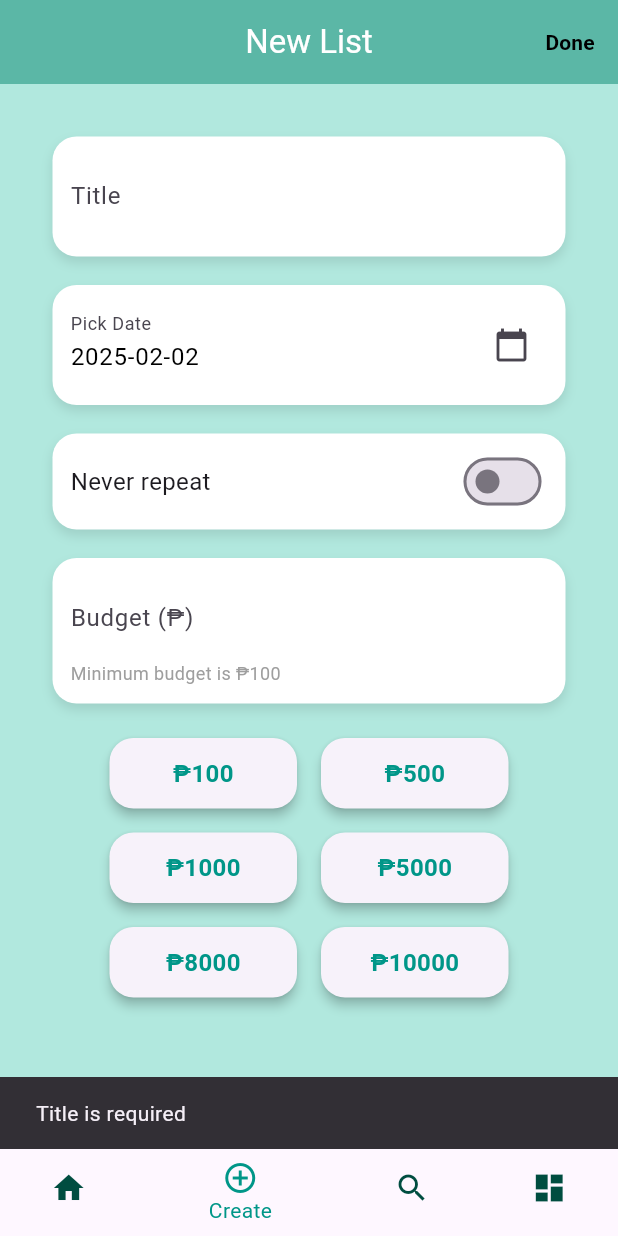
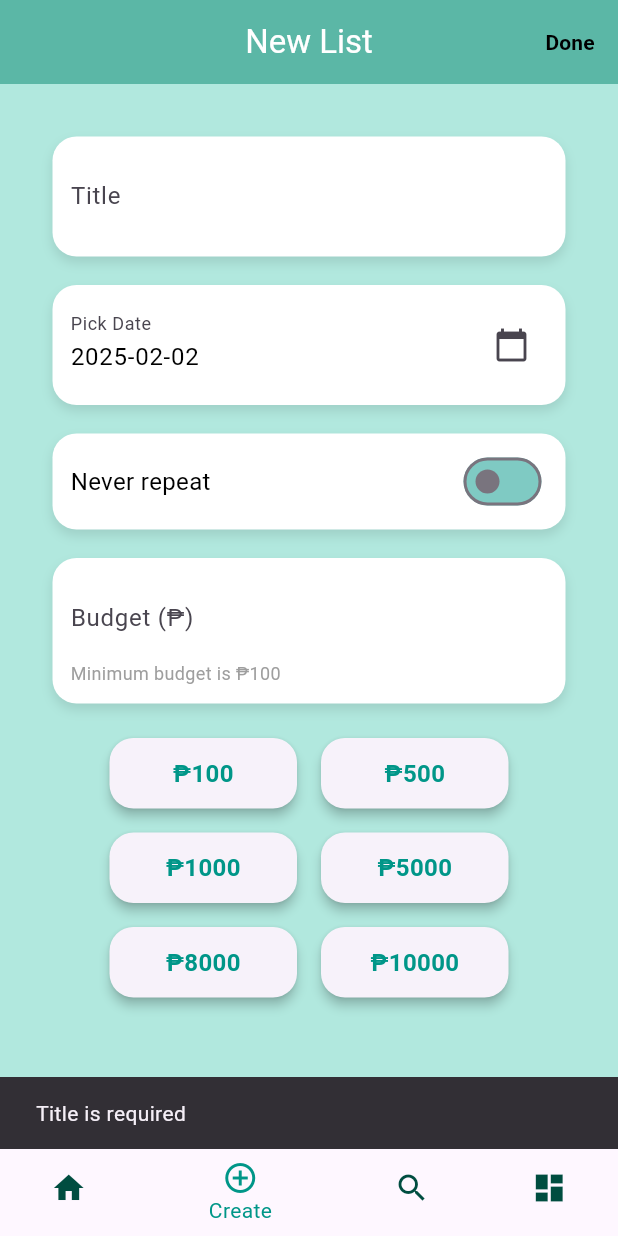
Before and after one commit to leviticuz/budgy, a Flutter app: the HomePage screen opened directly, item 2 of the bottom bar chosen, after a tap on "Done", on a phone screen of 412 x 824 dp. Run offline on Flutter 3.47's test engine with Material 3 defaults, Android fonts, the phone set to English and light mode, and no system bars; our stand-ins replace firebase_core, firebase_database, fl_chart, fluttertoast, lottie, shared_preferences and 1 more; accounts and stored records are empty.

Commit message:
Recurring and Scheduled List Filter Added and also cards on searchbarin, edited

```diff
--- a/lib/createList.dart
+++ b/lib/createList.dart
@@ -12,6 +12,7 @@ class CreateTab extends StatefulWidget {
   final Function(DateTime) onDatePicked;
   final VoidCallback onSelectDate;
   final bool isNewList;
+  final bool isWeekly;
 
   CreateTab({
     required this.titleController,
@@ -21,6 +22,7 @@ class CreateTab extends StatefulWidget {
     required this.onDatePicked,
     required this.onSelectDate,
     required this.isNewList,
+    required this.isWeekly,
   });
 
   @override
@@ -35,6 +37,7 @@ class _CreateTabState extends State<CreateTab> {
   @override
   void initState() {
     super.initState();
+    _isWeekly = widget.isWeekly;
     if (!widget.isNewList) {
       _loadData();
     } else {
@@ -84,6 +87,7 @@ class _CreateTabState extends State<CreateTab> {
                 items: [],
                 selectedDate: DateTime.now(),
                 creationDate: DateTime.now(),
+                weekly: _isWeekly,
               );
 
               Navigator.pop(context, updatedItem);
@@ -201,16 +205,30 @@ class _CreateTabState extends State<CreateTab> {
                         children: [
                           Text(
                             _isWeekly ? "Repeat weekly" : "Never repeat",
-                            style: TextStyle(fontSize: 16),
+                            style: TextStyle(
+                              fontSize: 16,
+                              color: widget.isNewList ? Colors.black : Colors.grey, // Make text gray if read-only
                             ),
-                          Switch(
+                          ),
+                          IgnorePointer(
+                            ignoring: !widget.isNewList, // Disable switch if it's not a new list
+                            child: Opacity(
+                              opacity: widget.isNewList ? 1.0 : 0.5, // Reduce opacity when disabled
+                              child: Switch(
                                 value: _isWeekly,
                                 onChanged: (bool value) {
                                   setState(() {
                                     _isWeekly = value;
                                   });
                                 },
-                            activeColor: Colors.teal,
+                                activeColor: widget.isNewList ? Colors.teal : Colors.grey, // Gray color when disabled
+                                trackColor: WidgetStateProperty.resolveWith<Color>(
+                                      (Set<WidgetState> states) {
+                                    return widget.isNewList ? Colors.teal.withOpacity(0.5) : Colors.grey;
+                                  },
+                                ),
+                              ),
+                            ),
                           ),
                         ],
                       ),
--- a/lib/homePage.dart
+++ b/lib/homePage.dart
@@ -26,6 +26,7 @@ class _HomePageState extends State<HomePage> {
   int _selectedIndex = 0;
   DateTime? _lastPressedTime;
   Map<String, int> frequentlyBoughtItems = {};
+  bool _isWeekly = false;
 
   @override
   void initState() {
@@ -51,7 +52,7 @@ class _HomePageState extends State<HomePage> {
     }
   }
 
-  void _addItemToList(String title, double budget, DateTime date) async {
+  void _addItemToList(String title, double budget, DateTime date, bool isWeekly) async {
     await SharedPrefsHelper.saveBudget(budget, date);
 
     setState(() {
@@ -62,6 +63,7 @@ class _HomePageState extends State<HomePage> {
         items: [],
         selectedDate: DateTime.now(),
         creationDate: DateTime.now(),
+        weekly: isWeekly, // Pass isWeekly
       ));
       _saveItems();
       _selectedIndex = 0;
@@ -143,6 +145,7 @@ class _HomePageState extends State<HomePage> {
                   setState(() => item.date = pickedDate),
               onSelectDate: () => _selectDate(context),
               isNewList: false,
+              isWeekly: item.weekly,
             ),
       ),
     );
@@ -260,7 +263,7 @@ class _HomePageState extends State<HomePage> {
     final confirm = await _confirmDateBeforeCreate(context);
     if (!confirm) return;
 
-    _addItemToList(_titleController.text, budget, _selectedDate);
+    _addItemToList(_titleController.text, budget, _selectedDate, _isWeekly);
   }
 
   Widget _currentPage() {
@@ -278,6 +281,7 @@ class _HomePageState extends State<HomePage> {
               setState(() => _selectedDate = pickedDate),
           onSelectDate: () => _selectDate(context),
           isNewList: true,
+          isWeekly: _isWeekly,
         );
       case 2:
         return Seachbarout();
--- a/lib/homeTab.dart
+++ b/lib/homeTab.dart
@@ -12,6 +12,10 @@ class HomeTab extends StatelessWidget {
 
   @override
   Widget build(BuildContext context) {
+    // Separate lists based on 'weekly' value
+    final List<Item> scheduledItems = itemList.where((item) => !item.weekly).toList();
+    final List<Item> recurringItems = itemList.where((item) => item.weekly).toList();
+
     return DefaultTabController(
       length: 2,
       child: Scaffold(
@@ -25,7 +29,7 @@ class HomeTab extends StatelessWidget {
                 labelColor: Colors.teal,
                 unselectedLabelColor: Colors.grey,
                 tabs: [
-                  Tab(text: 'Normal lng'),
+                  Tab(text: 'Scheduled'),
                   Tab(text: 'Recurring'),
                 ],
               ),
@@ -33,11 +37,10 @@ class HomeTab extends StatelessWidget {
             Expanded(
               child: TabBarView(
                 children: [
-                  // Normal list
-                  _buildItemList(itemList),
-
-                  // Recurring list (using the same list for now)
-                  _buildItemList(itemList),
+                  // Scheduled items
+                  _buildItemList(scheduledItems),
+                  // Recurring items
+                  _buildItemList(recurringItems),
                 ],
               ),
             ),
@@ -48,6 +51,15 @@ class HomeTab extends StatelessWidget {
   }
 
   Widget _buildItemList(List<Item> itemList) {
+    if (itemList.isEmpty) {
+      return Center(
+        child: Text(
+          "No items available",
+          style: TextStyle(fontSize: 16, color: Colors.grey),
+        ),
+      );
+    }
+
     return Stack(
       children: [
         Center(
@@ -58,12 +70,11 @@ class HomeTab extends StatelessWidget {
             ),
           ),
         ),
-        // List of items
-        AnimatedList(
+        ListView.builder(
           padding: EdgeInsets.all(16),
-          initialItemCount: itemList.length,
-          itemBuilder: (context, index, animation) {
-            final item = itemList[itemList.length - 1 - index];
+          itemCount: itemList.length,
+          itemBuilder: (context, index) {
+            final item = itemList[itemList.length - 1 - index]; // Reverse order
             return Dismissible(
               key: Key(item.title),
               direction: DismissDirection.endToStart,
--- a/lib/item_details.dart
+++ b/lib/item_details.dart
@@ -5,6 +5,7 @@ class Item {
   List<ItemDetail> items;
   DateTime selectedDate;
   DateTime creationDate;
+  bool weekly;
 
   Item({
     required this.title,
@@ -13,6 +14,7 @@ class Item {
     required this.items,
     required this.selectedDate,
     required this.creationDate,
+    required this.weekly,
   });
 
   Map<String, dynamic> toJson() {
@@ -22,6 +24,7 @@ class Item {
       'date': date.toIso8601String(),
       'items': items.map((item) => item.toJson()).toList(),
       'creationdate': creationDate.toIso8601String(),
+      'weekly': weekly, // Add this
     };
   }
 
@@ -35,6 +38,7 @@ class Item {
           .toList(),
       selectedDate: DateTime.now(),
       creationDate: DateTime.parse(json['creationdate']),
+      weekly: json['weekly'] ?? false, // Default to false if missing
     );
   }
 }
--- a/lib/productList.dart
+++ b/lib/productList.dart
@@ -272,6 +272,7 @@ class _ProductListScreenState extends State<ProductListScreen> {
         },
         child: Container(
           color: Color(0xFFB1E8DE),
+          padding: EdgeInsets.all(16.0),
           child: Center(
             child: Text(
               "Your list is empty. Tap anywhere to add an item.",
```
Also changed, not shown: lib/searchBarIn.dart (+18 -2 lines). Lines whose indentation alone changed are shown as unchanged.
